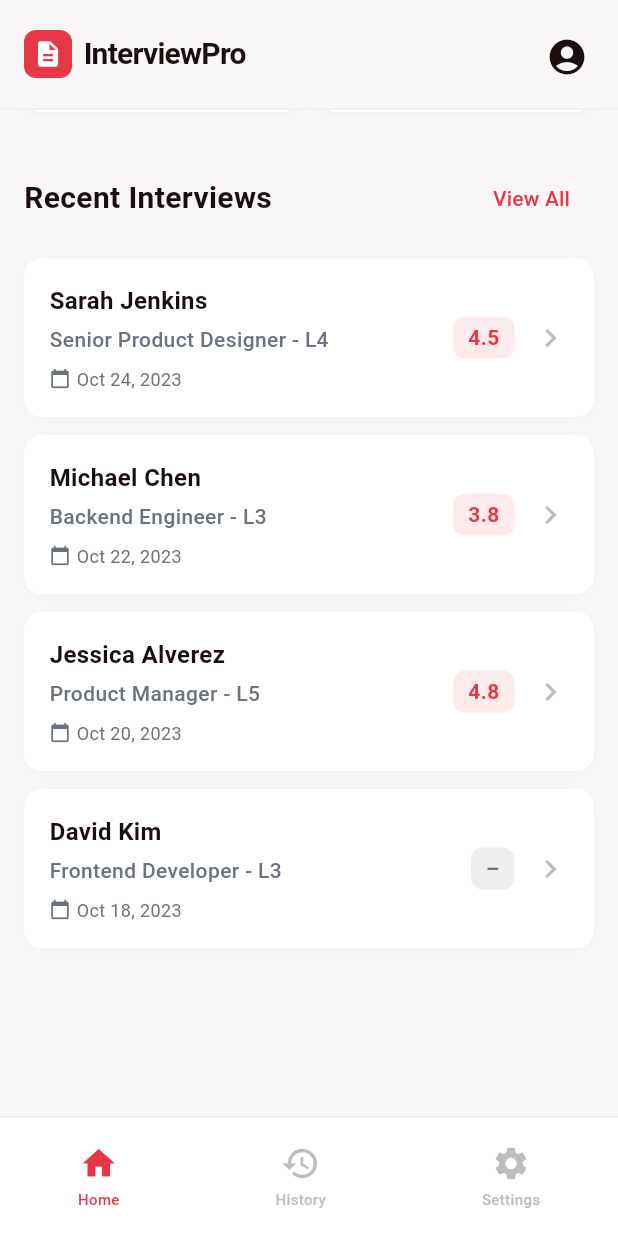
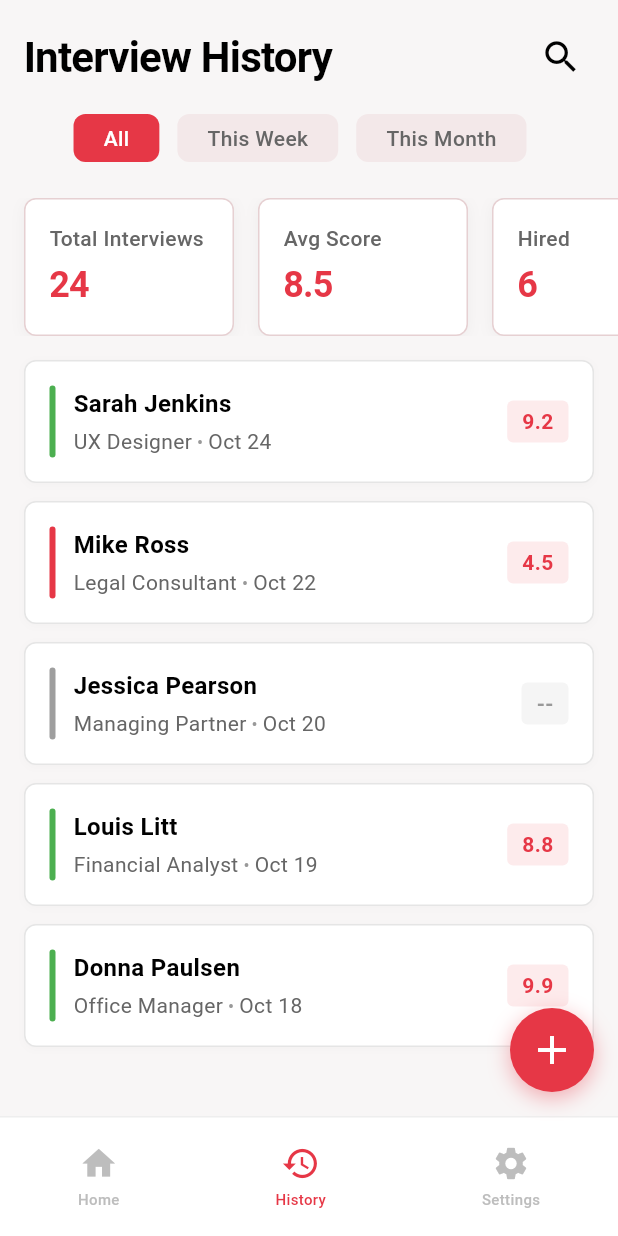
Before and after one commit to ZK-NIAZI/InterviewPro, a Flutter app: the screen it shows after launch, scrolled down 210 dp, after a tap on "View All", on a phone screen of 412 x 824 dp. Run offline on Flutter 3.47's test engine with Material 3 defaults, Android fonts, the phone set to English and light mode, and no system bars; our stand-ins replace equatable, get_it, go_router, hive, hive_flutter; accounts and stored records are empty.

Commit message:
Add multi-tab navigation with history in dashboard screen

```diff
--- a/lib/features/dashboard/presentation/pages/dashboard_page.dart
+++ b/lib/features/dashboard/presentation/pages/dashboard_page.dart
@@ -5,6 +5,7 @@ import '../../../../core/constants/app_colors.dart';
 import '../../../../core/constants/app_strings.dart';
 import '../../../../core/utils/app_router.dart';
 import '../providers/dashboard_provider.dart';
+import '../../../history/presentation/widgets/history_content_widget.dart';
 
 /// Main dashboard page matching the provided HTML design exactly
 class DashboardPage extends StatefulWidget {
@@ -29,47 +30,42 @@ class _DashboardPageState extends State<DashboardPage> {
   @override
   Widget build(BuildContext context) {
     return Scaffold(
-      backgroundColor: AppColors.backgroundLight,
+      backgroundColor: _selectedIndex == 1
+          ? const Color(0xFFF8F6F6)
+          : AppColors.backgroundLight,
       body: Column(
         children: [
-          // Header
+          // Header - changes based on selected tab
           _buildHeader(),
 
-          // Main Content
-          Expanded(
-            child: SingleChildScrollView(
-              padding: const EdgeInsets.fromLTRB(
-                16,
-                24,
-                16,
-                100,
-              ), // Bottom padding for nav
-              child: Column(
-                crossAxisAlignment: CrossAxisAlignment.start,
-                children: [
-                  // Hero Action Section
-                  _buildStartInterviewButton(),
-                  const SizedBox(height: 32),
-
-                  // Stats Overview
-                  _buildStatsSection(),
-                  const SizedBox(height: 32),
-
-                  // Recent Interviews List
-                  _buildRecentInterviewsSection(),
-                ],
-              ),
-            ),
-          ),
+          // Main Content - changes based on selected tab
+          Expanded(child: _buildMainContent()),
         ],
       ),
 
-      // Bottom Navigation
+      // Bottom Navigation - always visible
       bottomNavigationBar: _buildBottomNavigation(),
+
+      // Floating Action Button - only show on history tab
+      floatingActionButton: _selectedIndex == 1
+          ? _buildFloatingActionButton()
+          : null,
     );
   }
 
   Widget _buildHeader() {
+    // Different headers based on selected tab
+    switch (_selectedIndex) {
+      case 1: // History tab
+        return _buildHistoryHeader();
+      case 2: // Settings tab
+        return _buildSettingsHeader();
+      default: // Home tab
+        return _buildHomeHeader();
+    }
+  }
+
+  Widget _buildHomeHeader() {
     return Container(
       padding: EdgeInsets.fromLTRB(
         16,
@@ -134,6 +130,154 @@ class _DashboardPageState extends State<DashboardPage> {
             ),
           ),
         ],
+      ),
+    );
+  }
+
+  Widget _buildHistoryHeader() {
+    return Container(
+      color: const Color(0xFFF8F6F6),
+      padding: EdgeInsets.fromLTRB(
+        16,
+        MediaQuery.of(context).padding.top + 16,
+        16,
+        8,
+      ),
+      child: Row(
+        mainAxisAlignment: MainAxisAlignment.spaceBetween,
+        children: [
+          // Title
+          const Text(
+            'Interview History',
+            style: TextStyle(
+              fontSize: 28,
+              fontWeight: FontWeight.bold,
+              color: Colors.black,
+              letterSpacing: -0.5,
+            ),
+          ),
+
+          // Search button
+          Container(
+            width: 44,
+            height: 44,
+            decoration: BoxDecoration(
+              color: Colors.transparent,
+              borderRadius: BorderRadius.circular(22),
+            ),
+            child: IconButton(
+              onPressed: () {
+                // TODO: Implement search functionality
+              },
+              icon: const Icon(Icons.search, size: 28, color: Colors.black),
+            ),
+          ),
+        ],
+      ),
+    );
+  }
+
+  Widget _buildSettingsHeader() {
+    return Container(
+      padding: EdgeInsets.fromLTRB(
+        16,
+        MediaQuery.of(context).padding.top + 16,
+        16,
+        16,
+      ),
+      decoration: BoxDecoration(
+        color: AppColors.backgroundLight.withValues(alpha: 0.9),
+        border: Border(bottom: BorderSide(color: AppColors.grey200, width: 1)),
+      ),
+      child: const Row(
+        children: [
+          Text(
+            'Settings',
+            style: TextStyle(
+              fontSize: 28,
+              fontWeight: FontWeight.bold,
+              color: AppColors.textPrimary,
+              letterSpacing: -0.5,
+            ),
+          ),
+        ],
+      ),
+    );
+  }
+
+  Widget _buildMainContent() {
+    // Different content based on selected tab
+    switch (_selectedIndex) {
+      case 1: // History tab
+        return const HistoryContentWidget();
+      case 2: // Settings tab
+        return _buildSettingsContent();
+      default: // Home tab
+        return _buildHomeContent();
+    }
+  }
+
+  Widget _buildHomeContent() {
+    return SingleChildScrollView(
+      padding: const EdgeInsets.fromLTRB(
+        16,
+        24,
+        16,
+        100,
+      ), // Bottom padding for nav
+      child: Column(
+        crossAxisAlignment: CrossAxisAlignment.start,
+        children: [
+          // Hero Action Section
+          _buildStartInterviewButton(),
+          const SizedBox(height: 32),
+
+          // Stats Overview
+          _buildStatsSection(),
+          const SizedBox(height: 32),
+
+          // Recent Interviews List
+          _buildRecentInterviewsSection(),
+        ],
+      ),
+    );
+  }
+
+  Widget _buildSettingsContent() {
+    return Container(
+      padding: const EdgeInsets.fromLTRB(16, 24, 16, 100),
+      child: const Center(
+        child: Text(
+          'Settings content coming soon...',
+          style: TextStyle(fontSize: 18, color: AppColors.textSecondary),
+        ),
+      ),
+    );
+  }
+
+  Widget _buildFloatingActionButton() {
+    return Container(
+      width: 56,
+      height: 56,
+      decoration: BoxDecoration(
+        color: AppColors.primary,
+        borderRadius: BorderRadius.circular(28),
+        boxShadow: [
+          BoxShadow(
+            color: AppColors.primary.withValues(alpha: 0.4),
+            blurRadius: 12,
+            offset: const Offset(0, 4),
+          ),
+        ],
+      ),
+      child: FloatingActionButton(
+        onPressed: () {
+          // Navigate to start new interview
+          context.push(AppRouter.interview);
+        },
+        backgroundColor: Colors.transparent,
+        elevation: 0,
+        child: const Icon(Icons.add, size: 32, color: Colors.white),
       ),
     );
   }
@@ -254,7 +398,7 @@ class _DashboardPageState extends State<DashboardPage> {
             ),
             TextButton(
               onPressed: () {
-                // TODO: Navigate to all interviews
+                setState(() => _selectedIndex = 1);
               },
               child: const Text(
                 'View All',
--- /dev/null
+++ b/lib/features/history/presentation/providers/history_provider.dart
@@ -0,0 +1,38 @@
+import 'package:flutter/material.dart';
+
+/// Provider for managing interview history state
+class HistoryProvider extends ChangeNotifier {
+  bool _isLoading = false;
+  int _selectedFilterIndex = 0;
+
+  // Getters
+  bool get isLoading => _isLoading;
+  int get selectedFilterIndex => _selectedFilterIndex;
+
+  /// Sets the loading state
+  void setLoading(bool loading) {
+    _isLoading = loading;
+    notifyListeners();
+  }
+
+  /// Updates the selected filter index
+  void updateFilter(int index) {
+    _selectedFilterIndex = index;
+    notifyListeners();
+  }
+
+  /// Loads interview history data
+  Future<void> loadHistoryData() async {
+    setLoading(true);
+
+    // Simulate API call delay
+    await Future.delayed(const Duration(milliseconds: 500));
+
+    setLoading(false);
+  }
+
+  /// Refreshes the interview history data
+  Future<void> refreshData() async {
+    await loadHistoryData();
+  }
+}
--- /dev/null
+++ b/lib/features/history/presentation/widgets/history_content_widget.dart
@@ -0,0 +1,320 @@
+import 'package:flutter/material.dart';
+import '../../../../core/constants/app_colors.dart';
+
+/// History content widget that displays interview history within the dashboard
+class HistoryContentWidget extends StatefulWidget {
+  const HistoryContentWidget({super.key});
+
+  @override
+  State<HistoryContentWidget> createState() => _HistoryContentWidgetState();
+}
+
+class _HistoryContentWidgetState extends State<HistoryContentWidget> {
+  // Selected filter index (0 = All, 1 = This Week, 2 = This Month)
+  int selectedFilterIndex = 0;
+
+  // Filter options
+  final List<String> filterOptions = ['All', 'This Week', 'This Month'];
+
+  // Mock interview data matching the HTML design
+  final List<InterviewHistoryItem> interviews = [
+    InterviewHistoryItem(
+      name: 'Sarah Jenkins',
+      position: 'UX Designer',
+      date: 'Oct 24',
+      score: 9.2,
+      statusColor: Colors.green,
+    ),
+    InterviewHistoryItem(
+      name: 'Mike Ross',
+      position: 'Legal Consultant',
+      date: 'Oct 22',
+      score: 4.5,
+      statusColor: AppColors.primary,
+    ),
+    InterviewHistoryItem(
+      name: 'Jessica Pearson',
+      position: 'Managing Partner',
+      date: 'Oct 20',
+      score: null, // No score yet
+      statusColor: Colors.grey,
+    ),
+    InterviewHistoryItem(
+      name: 'Louis Litt',
+      position: 'Financial Analyst',
+      date: 'Oct 19',
+      score: 8.8,
+      statusColor: Colors.green,
+    ),
+    InterviewHistoryItem(
+      name: 'Donna Paulsen',
+      position: 'Office Manager',
+      date: 'Oct 18',
+      score: 9.9,
+      statusColor: Colors.green,
+    ),
+  ];
+
+  @override
+  Widget build(BuildContext context) {
+    return Container(
+      color: const Color(0xFFF8F6F6), // Background light color from HTML
+      child: Column(
+        children: [
+          // Filter chips section
+          _buildFilterChips(),
+
+          // Stats carousel section
+          _buildStatsCarousel(),
+
+          // Interview list section
+          Expanded(child: _buildInterviewList()),
+        ],
+      ),
+    );
+  }
+
+  /// Builds the filter chips (All, This Week, This Month)
+  Widget _buildFilterChips() {
+    return Container(
+      color: const Color(0xFFF8F6F6),
+      padding: const EdgeInsets.symmetric(horizontal: 16, vertical: 8),
+      child: SingleChildScrollView(
+        scrollDirection: Axis.horizontal,
+        child: Row(
+          children: filterOptions.asMap().entries.map((entry) {
+            int index = entry.key;
+            String option = entry.value;
+            bool isSelected = selectedFilterIndex == index;
+
+            return Padding(
+              padding: const EdgeInsets.only(right: 12),
+              child: GestureDetector(
+                onTap: () {
+                  setState(() {
+                    selectedFilterIndex = index;
+                  });
+                },
+                child: Container(
+                  height: 32,
+                  padding: const EdgeInsets.symmetric(horizontal: 20),
+                  decoration: BoxDecoration(
+                    color: isSelected
+                        ? AppColors.primary
+                        : const Color(0xFFF3E8E9),
+                    borderRadius: BorderRadius.circular(8),
+                  ),
+                  child: Center(
+                    child: Text(
+                      option,
+                      style: TextStyle(
+                        fontSize: 14,
+                        fontWeight: FontWeight.w500,
+                        color: isSelected
+                            ? Colors.white
+                            : const Color(0xFF666666),
+                      ),
+                    ),
+                  ),
+                ),
+              ),
+            );
+          }).toList(),
+        ),
+      ),
+    );
+  }
+
+  /// Builds the stats carousel with Total Interviews, Avg Score, Hired
+  Widget _buildStatsCarousel() {
+    return Container(
+      color: const Color(0xFFF8F6F6),
+      padding: const EdgeInsets.symmetric(vertical: 16),
+      child: SingleChildScrollView(
+        scrollDirection: Axis.horizontal,
+        padding: const EdgeInsets.symmetric(horizontal: 16),
+        child: Row(
+          children: [
+            _buildStatCard('Total Interviews', '24'),
+            const SizedBox(width: 16),
+            _buildStatCard('Avg Score', '8.5'),
+            const SizedBox(width: 16),
+            _buildStatCard('Hired', '6'),
+          ],
+        ),
+      ),
+    );
+  }
+
+  /// Builds individual stat card
+  Widget _buildStatCard(String title, String value) {
+    return Container(
+      width: 140,
+      padding: const EdgeInsets.all(16),
+      decoration: BoxDecoration(
+        color: Colors.white,
+        borderRadius: BorderRadius.circular(8),
+        border: Border.all(color: const Color(0xFFE6D0D2)),
+        boxShadow: [
+          BoxShadow(
+            color: Colors.black.withValues(alpha: 0.04),
+            blurRadius: 8,
+            offset: const Offset(0, 2),
+          ),
+        ],
+      ),
+      child: Column(
+        crossAxisAlignment: CrossAxisAlignment.start,
+        children: [
+          Text(
+            title,
+            style: const TextStyle(
+              fontSize: 14,
+              fontWeight: FontWeight.w500,
+              color: Color(0xFF666666),
+            ),
+          ),
+          const SizedBox(height: 4),
+          Text(
+            value,
+            style: const TextStyle(
+              fontSize: 24,
+              fontWeight: FontWeight.bold,
+              color: AppColors.primary,
+              letterSpacing: -0.5,
+            ),
+          ),
+        ],
+      ),
+    );
+  }
+
+  /// Builds the scrollable interview list
+  Widget _buildInterviewList() {
+    return Container(
+      color: const Color(0xFFF8F6F6),
+      padding: const EdgeInsets.symmetric(horizontal: 16),
+      child: ListView.builder(
+        itemCount: interviews.length,
+        itemBuilder: (context, index) {
+          return Padding(
+            padding: const EdgeInsets.only(bottom: 12),
+            child: _buildInterviewListItem(interviews[index]),
+          );
+        },
+      ),
+    );
+  }
+
+  /// Builds individual interview list item
+  Widget _buildInterviewListItem(InterviewHistoryItem interview) {
+    return Container(
+      padding: const EdgeInsets.all(16),
+      decoration: BoxDecoration(
+        color: Colors.white,
+        borderRadius: BorderRadius.circular(8),
+        border: Border.all(color: const Color(0xFFE5E5E5)),
+        boxShadow: [
+          BoxShadow(
+            color: Colors.black.withValues(alpha: 0.02),
+            blurRadius: 4,
+            offset: const Offset(0, 1),
+          ),
+        ],
+      ),
+      child: Row(
+        children: [
+          // Left colored indicator
+          Container(
+            width: 4,
+            height: 48,
+            decoration: BoxDecoration(
+              color: interview.statusColor,
+              borderRadius: BorderRadius.circular(2),
+            ),
+          ),
+
+          const SizedBox(width: 12),
+
+          // Interview details
+          Expanded(
+            child: Column(
+              crossAxisAlignment: CrossAxisAlignment.start,
+              children: [
+                Text(
+                  interview.name,
+                  style: const TextStyle(
+                    fontSize: 16,
+                    fontWeight: FontWeight.bold,
+                    color: Colors.black,
+                  ),
+                ),
+                const SizedBox(height: 4),
+                Row(
+                  children: [
+                    Text(
+                      interview.position,
+                      style: const TextStyle(
+                        fontSize: 14,
+                        color: Color(0xFF666666),
+                      ),
+                    ),
+                    const Text(
+                      ' • ',
+                      style: TextStyle(fontSize: 12, color: Color(0xFF999999)),
+                    ),
+                    Text(
+                      interview.date,
+                      style: const TextStyle(
+                        fontSize: 14,
+                        color: Color(0xFF666666),
+                      ),
+                    ),
+                  ],
+                ),
+              ],
+            ),
+          ),
+
+          // Score badge
+          Container(
+            padding: const EdgeInsets.symmetric(horizontal: 10, vertical: 4),
+            decoration: BoxDecoration(
+              color: interview.score != null
+                  ? AppColors.primary.withValues(alpha: 0.1)
+                  : const Color(0xFFF5F5F5),
+              borderRadius: BorderRadius.circular(4),
+            ),
+            child: Text(
+              interview.score?.toString() ?? '--',
+              style: TextStyle(
+                fontSize: 14,
+                fontWeight: FontWeight.bold,
+                color: interview.score != null
+                    ? AppColors.primary
+                    : const Color(0xFF999999),
+              ),
+            ),
+          ),
+        ],
+      ),
+    );
+  }
+}
+
+/// Data class for interview history items
+class InterviewHistoryItem {
+  final String name;
+  final String position;
+  final String date;
+  final double? score;
+  final Color statusColor;
+
+  InterviewHistoryItem({
+    required this.name,
+    required this.position,
+    required this.date,
+    this.score,
+    required this.statusColor,
+  });
+}
```
